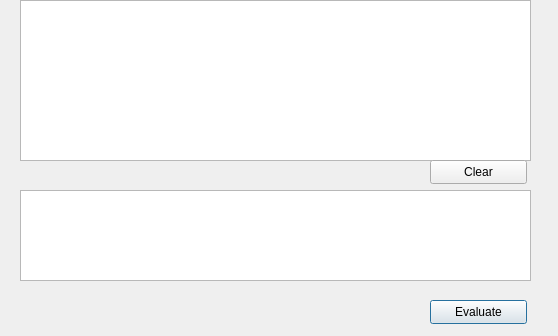
First picture: the form in branches/avidemux_2.6_branch_mean/avidemux/qt4/ADM_userInterfaces/ADM_shell/shell.ui, repository BackupTheBerlios/avidemux-svn, before the edit.
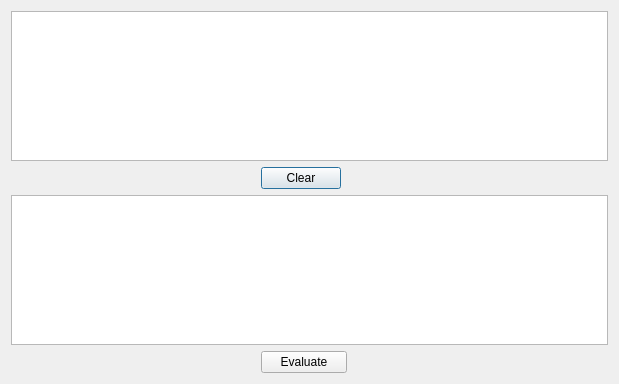
Second picture: the form after the edit.

What changed in the file:
```diff
--- a/branches/avidemux_2.6_branch_mean/avidemux/qt4/ADM_userInterfaces/ADM_shell/shell.ui
+++ b/branches/avidemux_2.6_branch_mean/avidemux/qt4/ADM_userInterfaces/ADM_shell/shell.ui
@@ -9,8 +9,8 @@
    <rect>
     <x>0</x>
     <y>0</y>
-    <width>558</width>
-    <height>336</height>
+    <width>619</width>
+    <height>384</height>
    </rect>
   </property>
   <property name="windowTitle">
@@ -19,15 +19,9 @@
   <property name="modal">
    <bool>true</bool>
   </property>
+  <layout class="QGridLayout" name="gridLayout">
+   <item row="0" column="0" colspan="4">
   <widget class="QTextBrowser" name="textBrowser">
-   <property name="geometry">
-    <rect>
-     <x>20</x>
-     <y>0</y>
-     <width>511</width>
-     <height>161</height>
-    </rect>
-   </property>
    <property name="focusPolicy">
     <enum>Qt::NoFocus</enum>
    </property>
@@ -35,28 +29,62 @@
     <enum>Qt::NoContextMenu</enum>
    </property>
   </widget>
+   </item>
+   <item row="1" column="0">
+    <spacer name="horizontalSpacer">
+     <property name="orientation">
+      <enum>Qt::Horizontal</enum>
+     </property>
+     <property name="sizeHint" stdset="0">
+      <size>
+       <width>259</width>
+       <height>20</height>
+      </size>
+     </property>
+    </spacer>
+   </item>
+   <item row="1" column="1">
+    <widget class="QPushButton" name="clear">
+     <property name="text">
+      <string>Clear</string>
+     </property>
+    </widget>
+   </item>
+   <item row="1" column="2" colspan="2">
+    <spacer name="horizontalSpacer_3">
+     <property name="orientation">
+      <enum>Qt::Horizontal</enum>
+     </property>
+     <property name="sizeHint" stdset="0">
+      <size>
+       <width>276</width>
+       <height>20</height>
+      </size>
+     </property>
+    </spacer>
+   </item>
+   <item row="2" column="0" colspan="4">
   <widget class="QTextBrowser" name="textBrowser_2">
-   <property name="geometry">
-    <rect>
-     <x>20</x>
-     <y>190</y>
-     <width>511</width>
-     <height>91</height>
-    </rect>
-   </property>
    <property name="readOnly">
     <bool>false</bool>
    </property>
   </widget>
+   </item>
+   <item row="3" column="0">
+    <spacer name="horizontalSpacer_2">
+     <property name="orientation">
+      <enum>Qt::Horizontal</enum>
+     </property>
+     <property name="sizeHint" stdset="0">
+      <size>
+       <width>259</width>
+       <height>20</height>
+      </size>
+     </property>
+    </spacer>
+   </item>
+   <item row="3" column="1" colspan="2">
   <widget class="QPushButton" name="evalute">
-   <property name="geometry">
-    <rect>
-     <x>430</x>
-     <y>300</y>
-     <width>97</width>
-     <height>24</height>
-    </rect>
-   </property>
    <property name="text">
     <string>Evaluate</string>
    </property>
@@ -64,19 +92,21 @@
     <string>Ctrl+Return</string>
    </property>
   </widget>
-  <widget class="QPushButton" name="clear">
-   <property name="geometry">
-    <rect>
-     <x>430</x>
-     <y>160</y>
-     <width>97</width>
-     <height>24</height>
-    </rect>
-   </property>
-   <property name="text">
-    <string>Clear</string>
-   </property>
-  </widget>
+   </item>
+   <item row="3" column="3">
+    <spacer name="horizontalSpacer_4">
+     <property name="orientation">
+      <enum>Qt::Horizontal</enum>
+     </property>
+     <property name="sizeHint" stdset="0">
+      <size>
+       <width>258</width>
+       <height>20</height>
+      </size>
+     </property>
+    </spacer>
+   </item>
+  </layout>
  </widget>
  <resources/>
  <connections/>
```
Lines whose indentation alone changed are shown as unchanged.
